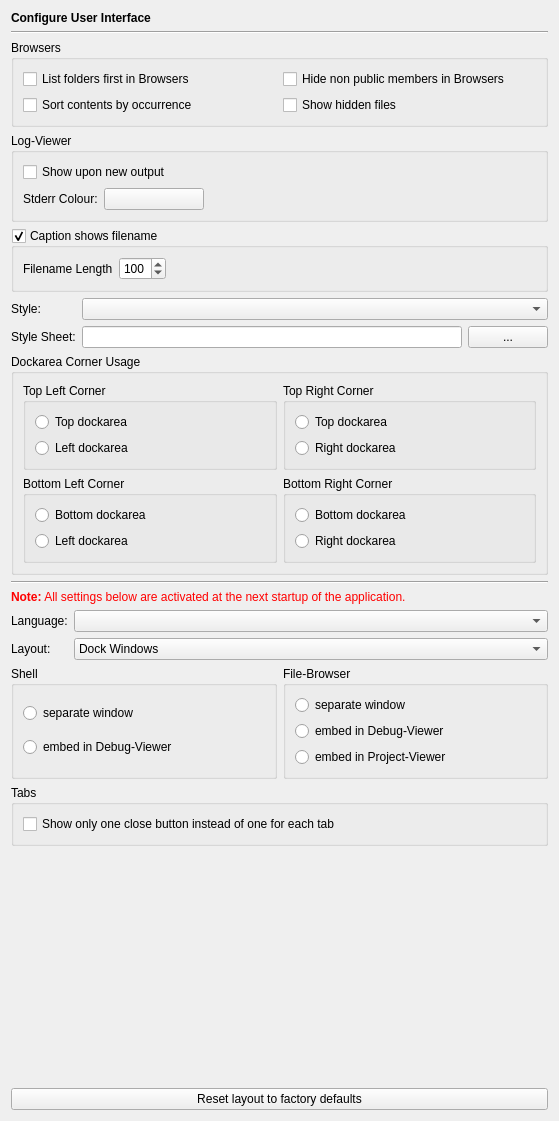
This is Preferences/ConfigurationPages/InterfacePage.ui in testmana2/test as Qt 5 draws it before an edit. The edited form follows.
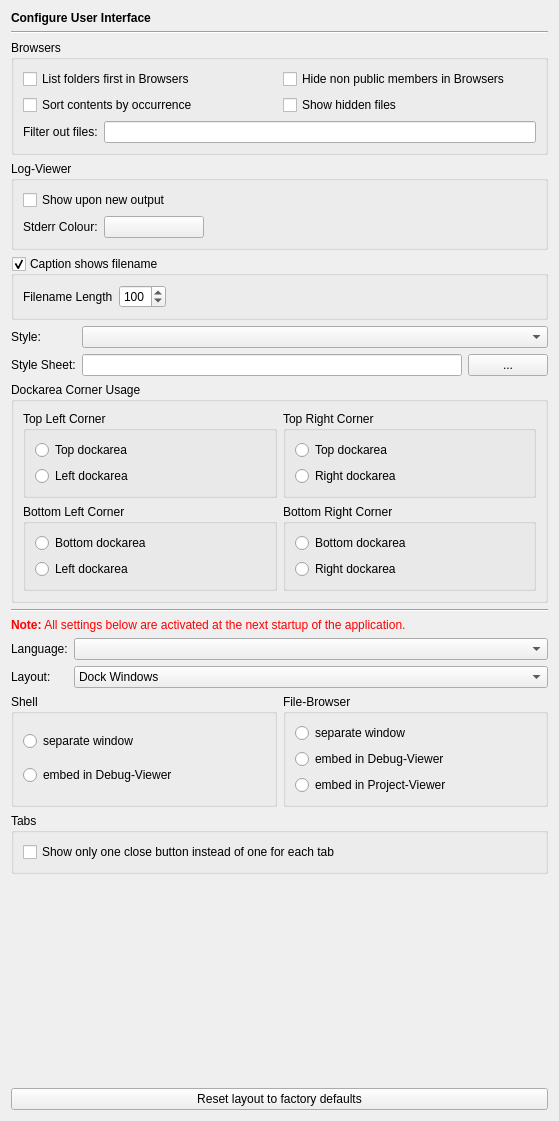
This is the edited form.

Commit message: Added capability to filter out unwanted items in the file browsers.

```diff
--- a/Preferences/ConfigurationPages/InterfacePage.ui
+++ b/Preferences/ConfigurationPages/InterfacePage.ui
@@ -77,6 +77,24 @@
         </property>
        </widget>
       </item>
+      <item row="2" column="0" colspan="2">
+       <layout class="QHBoxLayout" name="horizontalLayout_2">
+        <item>
+         <widget class="QLabel" name="label_4">
+          <property name="text">
+           <string>Filter out files:</string>
+          </property>
+         </widget>
+        </item>
+        <item>
+         <widget class="QLineEdit" name="fileFiltersEdit">
+          <property name="toolTip">
+           <string>Enter wildcard file patterns separated by semicolon. Files matching these patterns will not be shown by the file browsers.</string>
+          </property>
+         </widget>
+        </item>
+       </layout>
+      </item>
      </layout>
     </widget>
    </item>
```
Left out of the diff: 3 changed lines with no effect on the pictures. The commit also changes 14 other files.
